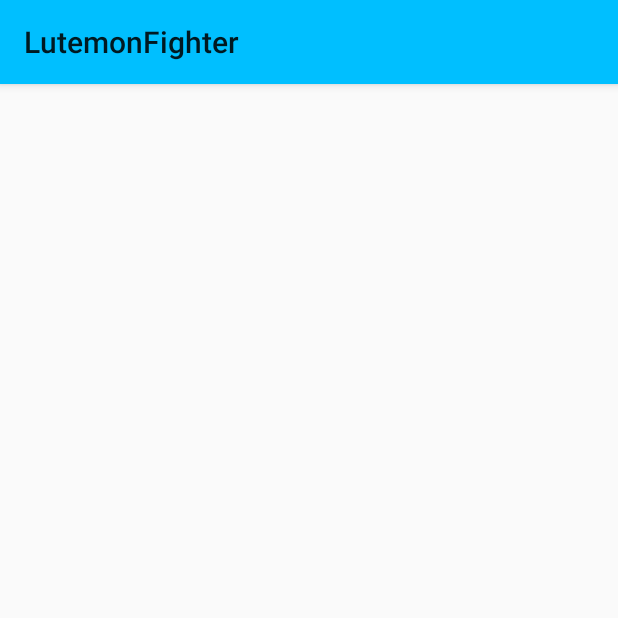
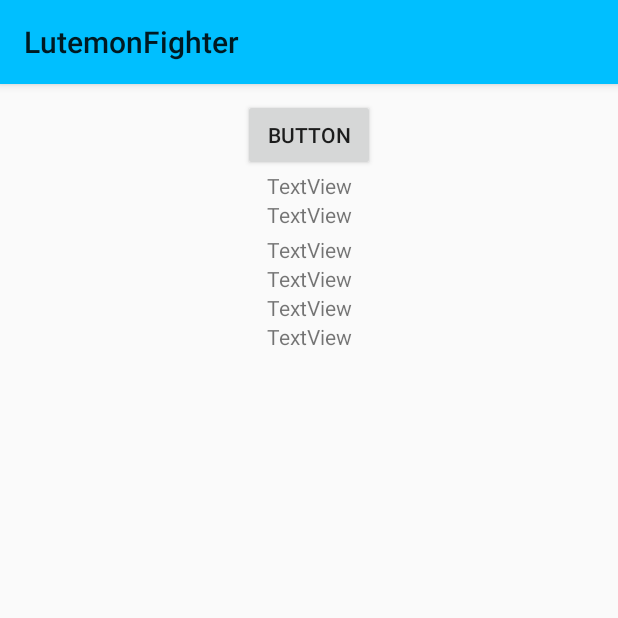
Before and after one commit to antti-kuru/LutemonFighter, an Android app: the TrainingAreaActivity screen opened directly, with no data from a screen before it, on a phone screen of 412 x 824 dp, the top half of it. Run offline under Robolectric (Android 15) with nearby library versions, the phone set to English and light mode, and no system bars.

Commit message:
Training Area

```diff
--- a/app/src/main/java/com/example/lutemonfighter/ListLutemonActivity.java
+++ b/app/src/main/java/com/example/lutemonfighter/ListLutemonActivity.java
@@ -31,8 +31,6 @@ public class ListLutemonActivity extends AppCompatActivity {
 
     public void moveLutemons(View view) {
 
-
-
         Intent intent = new Intent(this, MainActivity.class);
         startActivity(intent);
     }
--- a/app/src/main/java/com/example/lutemonfighter/MainActivity.java
+++ b/app/src/main/java/com/example/lutemonfighter/MainActivity.java
@@ -6,6 +6,7 @@ import android.content.Context;
 import android.content.Intent;
 import android.os.Bundle;
 import android.view.View;
+import android.widget.TextView;
 
 public class MainActivity extends AppCompatActivity {
     private Context context;
--- a/app/src/main/java/com/example/lutemonfighter/TrainingAreaActivity.java
+++ b/app/src/main/java/com/example/lutemonfighter/TrainingAreaActivity.java
@@ -1,14 +1,25 @@
 package com.example.lutemonfighter;
 
 import androidx.appcompat.app.AppCompatActivity;
+import androidx.recyclerview.widget.LinearLayoutManager;
+import androidx.recyclerview.widget.RecyclerView;
 
 import android.os.Bundle;
 
 public class TrainingAreaActivity extends AppCompatActivity {
 
+    private Storage lutemonStorage;
+    private RecyclerView recyclerView;
+
     @Override
     protected void onCreate(Bundle savedInstanceState) {
         super.onCreate(savedInstanceState);
         setContentView(R.layout.activity_training_area);
+
+        lutemonStorage = Storage.getInstance();
+        recyclerView = findViewById(R.id.rvChooseTrainedLutemon);
+
+        recyclerView.setLayoutManager(new LinearLayoutManager(this));
+        recyclerView.setAdapter(new TrainingListAdapter(getApplicationContext(), lutemonStorage.getLutemons()));
     }
 }
--- /dev/null
+++ b/app/src/main/java/com/example/lutemonfighter/TrainingListAdapter.java
@@ -0,0 +1,37 @@
+package com.example.lutemonfighter;
+
+import android.content.Context;
+import android.view.LayoutInflater;
+import android.view.ViewGroup;
+
+import androidx.annotation.NonNull;
+import androidx.recyclerview.widget.RecyclerView;
+
+import java.util.ArrayList;
+
+public class TrainingListAdapter extends RecyclerView.Adapter<TrainingViewHolder> {
+    protected Context context;
+    protected ArrayList<Lutemon> lutemons = new ArrayList<>();
+
+    public TrainingListAdapter(Context context, ArrayList<Lutemon> lutemons) {
+        this.context = context;
+        this.lutemons = lutemons;
+    }
+
+
+    @NonNull
+    @Override
+    public TrainingViewHolder onCreateViewHolder(@NonNull ViewGroup parent, int viewType) {
+        return new TrainingViewHolder(LayoutInflater.from(context).inflate(R.layout.training_view, parent, false));
+    }
+
+    @Override
+    public void onBindViewHolder(@NonNull TrainingViewHolder holder, int position) {
+        holder.trainingMethod.setText(lutemons.get(position).getName() + " (" + lutemons.get(position).getColor() + ")");
+    }
+
+    @Override
+    public int getItemCount() {
+        return lutemons.size();
+    }
+}
--- /dev/null
+++ b/app/src/main/java/com/example/lutemonfighter/TrainingViewHolder.java
@@ -0,0 +1,20 @@
+package com.example.lutemonfighter;
+
+import android.view.View;
+import android.widget.CheckBox;
+import android.widget.TextView;
+
+import androidx.annotation.NonNull;
+import androidx.recyclerview.widget.RecyclerView;
+
+public class TrainingViewHolder extends RecyclerView.ViewHolder {
+
+    CheckBox checkBox;
+    TextView trainingMethod;
+
+    public TrainingViewHolder(@NonNull View itemView) {
+        super(itemView);
+        checkBox = itemView.findViewById(R.id.cbChoose);
+        trainingMethod = itemView.findViewById(R.id.txtLutemonNameAndColor2);
+    }
+}
--- a/app/src/main/res/layout/activity_list_lutemons.xml
+++ b/app/src/main/res/layout/activity_list_lutemons.xml
@@ -46,6 +46,7 @@
             android:gravity="center"
             android:text="Kotiin" />
     </RadioGroup>
+
     <Button
         android:id="@+id/btMakeMove"
         android:layout_width="wrap_content"
@@ -53,7 +54,7 @@
         android:layout_marginTop="10dp"
         android:background="@drawable/blue_rounded_buttons"
         android:gravity="center"
-        android:onClick="returnHome"
+        android:onClick="moveLutemons"
         android:text="Siirrä"
         android:textColor="@android:color/white"
         android:textSize="14sp"
--- a/app/src/main/res/layout/activity_training_area.xml
+++ b/app/src/main/res/layout/activity_training_area.xml
@@ -6,4 +6,77 @@
     android:layout_height="match_parent"
     tools:context=".TrainingAreaActivity">
 
+    <androidx.recyclerview.widget.RecyclerView
+        android:id="@+id/rvChooseTrainedLutemon"
+        android:layout_width="wrap_content"
+        android:layout_height="wrap_content"
+        android:layout_marginTop="10dp"
+        app:layout_constraintEnd_toEndOf="parent"
+        app:layout_constraintStart_toStartOf="parent"
+        app:layout_constraintTop_toTopOf="parent" />
+
+    <Button
+        android:id="@+id/btnTrainLutemon"
+        android:layout_width="wrap_content"
+        android:layout_height="wrap_content"
+        android:text="Button"
+        app:layout_constraintEnd_toEndOf="parent"
+        app:layout_constraintStart_toStartOf="parent"
+        app:layout_constraintTop_toBottomOf="@+id/rvChooseTrainedLutemon" />
+
+    <TextView
+        android:id="@+id/textView"
+        android:layout_width="wrap_content"
+        android:layout_height="wrap_content"
+        android:text="TextView"
+        app:layout_constraintEnd_toEndOf="parent"
+        app:layout_constraintStart_toStartOf="parent"
+        app:layout_constraintTop_toBottomOf="@+id/btnTrainLutemon" />
+
+    <TextView
+        android:id="@+id/textView2"
+        android:layout_width="wrap_content"
+        android:layout_height="wrap_content"
+        android:text="TextView"
+        app:layout_constraintEnd_toEndOf="parent"
+        app:layout_constraintStart_toStartOf="parent"
+        app:layout_constraintTop_toBottomOf="@+id/textView" />
+
+    <TextView
+        android:id="@+id/textView3"
+        android:layout_width="wrap_content"
+        android:layout_height="wrap_content"
+        android:layout_marginTop="4dp"
+        android:text="TextView"
+        app:layout_constraintEnd_toEndOf="parent"
+        app:layout_constraintStart_toStartOf="parent"
+        app:layout_constraintTop_toBottomOf="@+id/textView2" />
+
+    <TextView
+        android:id="@+id/textView4"
+        android:layout_width="wrap_content"
+        android:layout_height="wrap_content"
+        android:text="TextView"
+        app:layout_constraintEnd_toEndOf="parent"
+        app:layout_constraintStart_toStartOf="parent"
+        app:layout_constraintTop_toBottomOf="@+id/textView3" />
+
+    <TextView
+        android:id="@+id/textView5"
+        android:layout_width="wrap_content"
+        android:layout_height="wrap_content"
+        android:text="TextView"
+        app:layout_constraintEnd_toEndOf="parent"
+        app:layout_constraintStart_toStartOf="parent"
+        app:layout_constraintTop_toBottomOf="@+id/textView4" />
+
+    <TextView
+        android:id="@+id/textView6"
+        android:layout_width="wrap_content"
+        android:layout_height="wrap_content"
+        android:text="TextView"
+        app:layout_constraintEnd_toEndOf="parent"
+        app:layout_constraintStart_toStartOf="parent"
+        app:layout_constraintTop_toBottomOf="@+id/textView5" />
+
 </androidx.constraintlayout.widget.ConstraintLayout>
--- a/app/src/main/res/values-night/themes.xml
+++ b/app/src/main/res/values-night/themes.xml
@@ -1,6 +1,6 @@
 <resources xmlns:tools="http://schemas.android.com/tools">
     <!-- Base application theme. -->
-    <style name="Theme.LutemonFighter" parent="Theme.MaterialComponents.DayNight.DarkActionBar">
+    <style name="Theme.LutemonFighter" parent="Theme.MaterialComponents.DayNight">
         <!-- Primary brand color. -->
         <item name="colorPrimary">@color/purple_200</item>
         <item name="colorPrimaryVariant">@color/purple_700</item>
--- a/app/src/main/res/values/themes.xml
+++ b/app/src/main/res/values/themes.xml
@@ -4,7 +4,7 @@
         <!-- Primary brand color. -->
         <item name="colorPrimary">#00BFFF</item>
         <item name="colorPrimaryVariant">@color/purple_700</item>
-        <item name="colorOnPrimary">@color/white</item>
+        <item name="colorOnPrimary">@android:color/white</item>
         <!-- Secondary brand color. -->
         <item name="colorSecondary">@color/teal_200</item>
         <item name="colorSecondaryVariant">@color/teal_700</item>
```
